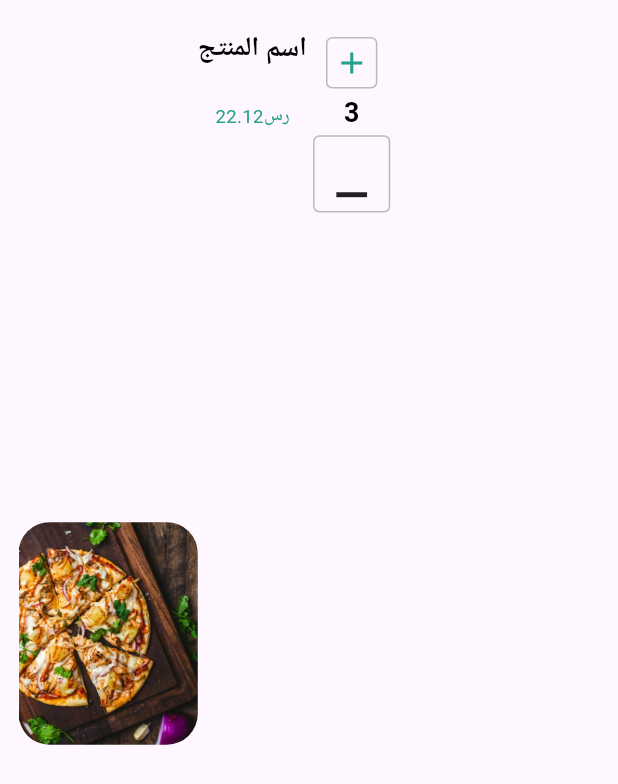
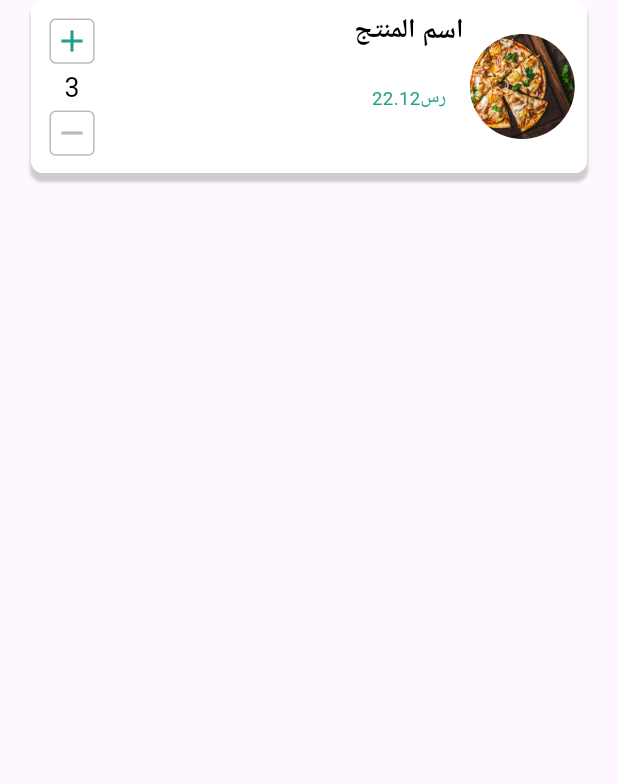
Before and after one commit to abdallhghareeb/new, a Flutter app: the ChangeQuantityWidget widget shown alone on an empty page, opened directly, on a phone screen of 412 x 824 dp. Shown: the top 784 px of the screen. Run offline on Flutter 3.47's test engine with Material 3 defaults, Android fonts, the light colour scheme and no system bars; our stand-ins replace bloc, card_swiper, carousel_slider, dartz, dio, equatable and 10 more; missing offline and left inert: dart:ffi, time_machine; accounts and stored records are empty; network calls fail; Roboto replaces fonts that are missing (Cairo).

Commit message:
6/2 end of Day

```diff
--- a/lib/core/constant/constant.dart
+++ b/lib/core/constant/constant.dart
@@ -8,7 +8,17 @@ class Constants {
   static BuildContext globalContext() {
     return navState.currentContext!;
   }
+
+
 }
 
 EdgeInsetsGeometry appPadding = EdgeInsets.only(left: 3.w, right: 3.w, top: 5.w);
 EdgeInsetsGeometry customWidgetAppPadding = EdgeInsets.all(2.w);
+
+
+BoxShadow myBoxShadow = BoxShadow(
+  color: Colors.grey.withOpacity(0.5),
+  spreadRadius: 0.5,
+  blurRadius: 1,
+  offset: const Offset(0, 5), // changes position of shadow
+);
--- a/lib/core/constant/images.dart
+++ b/lib/core/constant/images.dart
@@ -20,8 +20,12 @@ class Images {
   static const String subtractIcon="assets/images/Subtract.svg";
   static const String vidImage="assets/images/vidImage.jpeg";
   static const String viewsIcon="assets/images/viewsIcon.svg";
+  static const String imageIcon="assets/images/imageIcon.svg";
+  static const String locTextFiled="assets/images/locTextFiled.svg";
 
-  static const String masterCardIcon="assets/images/masterCardIcon.svg";
+  static const String masterCardIcon="assets/images/MasterCardIcon.svg";
   static const String applePayIcon="assets/images/applePayIcon.svg";
   static const String locationIcon="assets/images/locationIcon.svg";
+
+
 }
--- a/lib/features/cart/presentation/widgets/change_quantity_widget.dart
+++ b/lib/features/cart/presentation/widgets/change_quantity_widget.dart
@@ -15,63 +15,61 @@ class ChangeQuantityWidget extends StatelessWidget {
   Widget build(BuildContext context) {
     return Container(
         width: 100.w,
-      padding: appPadding,
+        height: 14.h,
+        padding: customWidgetAppPadding,
+        margin: EdgeInsets.symmetric(horizontal:5.w),
         decoration: BoxDecoration(
-          color: Colors.transparent, borderRadius: BorderRadius.circular(2.w),
+          color: Colors.white,
+          borderRadius: BorderRadius.circular(2.w),
+          boxShadow: [
+            myBoxShadow,
+          ]
         ),
         child: Row(
+          mainAxisAlignment: MainAxisAlignment.spaceBetween,
           children: [
-          Container(
-            width: 29.w,
-            height: 18.h,
-            decoration: BoxDecoration(
-                color: Colors.white,
-                borderRadius: BorderRadius.circular(5.w),
-                image: DecorationImage(image: AssetImage(Images.italyImage),fit: BoxFit.cover)
-            ),
-
-
-          ),
             Column(
               children: [
-              Text("اسم المنتج",style: TextStyleClass.semiBoldStyle(),),
-              SizedBox(height: 3.h,),
-              Text("22.12رس",style: TextStyleClass.smallStyle(color: HexColor("#25A189")),),
-
-            ],
-          ),
-          Column(
-            children: [
-              Container(
-                margin: EdgeInsets.all(1.w),
-                padding:  EdgeInsets.all(1.w),
-                decoration: BoxDecoration(
-                  borderRadius: BorderRadius.circular(1.w),
-                  border: Border.all(color: HexColor("BABABA")),
-                ),
-                child: Icon(
-                  Icons.add,
-                  color: HexColor("#25A189"),
-                ),
-              ),
-              Text("3",style: TextStyleClass.semiBoldStyle(),),
 
                 Container(
                   margin: EdgeInsets.all(1.w),
-                padding:  EdgeInsets.all(1.w),
-                decoration: BoxDecoration(
-                    borderRadius: BorderRadius.circular(1.w),
-                    border: Border.all(color: HexColor("BABABA"))
+                  padding: EdgeInsets.all(0.5.w),
+                  decoration: BoxDecoration(borderRadius: BorderRadius.circular(1.w),
+                    border: Border.all(color: HexColor("#BABABA")),),
+                  child: Icon(Icons.add, color: HexColor("#25A189"),),
                 ),
-                child: Icon(
-                  Icons.minimize,
-                  size: 10.w,
-                ),
+                Text("3", style: TextStyleClass.semiStyle(),),
+                Container(
+                  margin: EdgeInsets.all(1.w),
+                  padding: EdgeInsets.all(0.5.w),
+                  decoration: BoxDecoration(borderRadius: BorderRadius.circular(1.w),
+                    border: Border.all(color: HexColor("#BABABA")),),
+                  child: Icon(Icons.remove, color: HexColor("#BABABA"),),
                 ),
               ],
-          )
+            ),
+            Row(
+
+              children: [
+                Column(
+                  children: [
+                    Text("اسم المنتج", style: TextStyleClass.semiBoldStyle(),),
+                    SizedBox(height: 3.h,),
+                    Text("22.12رس", style: TextStyleClass.smallStyle(color: HexColor("#25A189")),),
                   ],
-      )
-    );
+                ),
+                SizedBox(width:1.w,),
+                Container(
+                  width: 17.w,
+                  height: 17.w,
+                  decoration: BoxDecoration(
+                      color: Colors.white,
+                      borderRadius: BorderRadius.circular(50.w),
+                      image: DecorationImage(image: AssetImage(Images.italyImage), fit: BoxFit.cover)),
+                ),
+              ],
+            ),
+          ],
+        ));
   }
 }
--- a/lib/features/markets/presentation/pages/market_home.dart
+++ b/lib/features/markets/presentation/pages/market_home.dart
@@ -39,10 +39,9 @@ class MarketHome extends StatelessWidget {
                   TextButton(onPressed: (){
                     Provider.of<MarketProvider>(context,listen: false).goToMarketItemPage();
 
-
                   }, child: Text("صفحة المنتج")),
                   SizedBox(height: 3.h),
-                  const ImageOrVidWidget(),
+                  ImageOrVidWidget(),
                   SizedBox(height: 3.h,),
                   Padding(
                     padding: appPadding,
--- a/lib/features/markets/presentation/pages/market_item_home.dart
+++ b/lib/features/markets/presentation/pages/market_item_home.dart
@@ -24,7 +24,6 @@ class MarketItemHome extends StatelessWidget {
         appBar: AppBar(
           centerTitle: true,
           title: Text("اسم المنتج",style: TextStyleClass.semiBoldStyle(),),
-          leading: Icon(Icons.arrow_back_ios),
           actions: [
             Text("22 k",style: TextStyleClass.smallBoldStyle(color: HexColor("#25A189")),),
             SizedBox(width: 1.w,),
@@ -44,7 +43,9 @@ class MarketItemHome extends StatelessWidget {
                   SizedBox(height: 3.h,),
                   const DetailsOfItemWidget(),
                   SizedBox(height: 3.h,),
-                  ButtonWidget(textOfButton: "أضف إلي السلة", colorOfButton:HexColor("#264653")),
+                  ButtonWidget(buttonFunction: (){
+                    marketProvider.goToOrderDetails();
+                  },textOfButton: "أضف إلي السلة", colorOfButton:HexColor("#264653")),
                 ],
               ),
             ))),);
```
Also changed, not shown: lib/core/widget/buttonWidget.dart (+13 -12 lines), lib/features/cart/presentation/pages/order_deatails.dart (+42 -17 lines), lib/features/cart/presentation/widgets/loc_price_widget.dart (+54 -0 lines), lib/features/cart/presentation/widgets/payment_widget.dart (+87 -0 lines), lib/features/markets/presentation/provider/market_provider.dart (+23 -12 lines), lib/features/markets/presentation/widgets/details_of_item_widget.dart (+3 -6 lines), lib/features/markets/presentation/widgets/images_or_vid.dart (+7 -5 lines), lib/features/markets/presentation/widgets/item_slider_widget.dart (+8 -5 lines), assets/images/imageIcon.svg (added), assets/images/locTextFiled.svg (added). Lines whose indentation alone changed are shown as unchanged.
